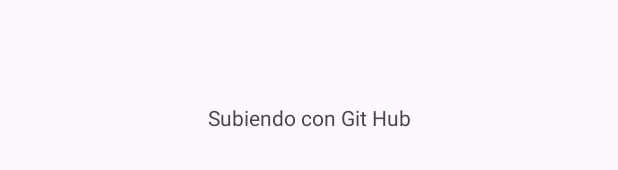
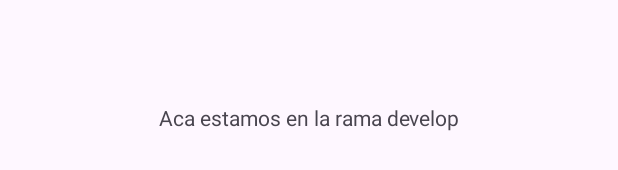
Before and after one commit to TheLittleBug404/GitTutorial, an Android app: the layout activity_main.xml on its own in the app's theme, with its tools: preview values and no code run, on a phone screen of 412 x 824 dp. Shown: the part 501-671 px from the top of the screen. Run offline under Robolectric (Android 15) with nearby library versions, the phone set to English and light mode, and no system bars.

Commit message:
Mensaje: aca estamos en la rama develop en el activity_main.xml

```diff
--- a/app/src/main/res/layout/activity_main.xml
+++ b/app/src/main/res/layout/activity_main.xml
@@ -9,7 +9,7 @@
     <TextView
         android:layout_width="wrap_content"
         android:layout_height="wrap_content"
-        android:text="Subiendo con Git Hub"
+        android:text="Aca estamos en la rama develop"
         app:layout_constraintBottom_toBottomOf="parent"
         app:layout_constraintEnd_toEndOf="parent"
         app:layout_constraintStart_toStartOf="parent"
```
